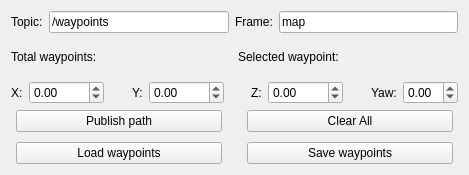
Old version of the form ui/waypoint_plugin.ui in the repository KoKoLates/waypoint-plugin.
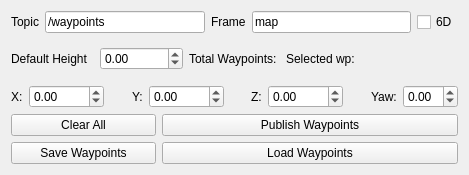
New version of the form.

Commit message: feat: add manifests

The edit to the form file:
```diff
--- a/ui/waypoint_plugin.ui
+++ b/ui/waypoint_plugin.ui
@@ -14,24 +14,94 @@
    <string>Quadrotor Steering</string>
   </property>
   <layout class="QGridLayout" name="gridLayout">
+   <item row="5" column="1" colspan="3">
+    <layout class="QHBoxLayout" name="horizontalLayout_3">
+     <item>
+      <widget class="QLabel" name="label_topic">
+       <property name="text">
+        <string>Topic</string>
+       </property>
+      </widget>
+     </item>
+     <item>
+      <widget class="QLineEdit" name="topic_input">
+       <property name="text">
+        <string>/waypoints</string>
+       </property>
+      </widget>
+     </item>
+     <item>
+      <widget class="QLabel" name="label_frame">
+       <property name="text">
+        <string>Frame</string>
+       </property>
+      </widget>
+     </item>
+     <item>
+      <widget class="QLineEdit" name="frame_input">
+       <property name="text">
+        <string>map</string>
+       </property>
+      </widget>
+     </item>
+     <item>
+      <widget class="QCheckBox" name="sixDcheckBox">
+       <property name="text">
+        <string>6D</string>
+       </property>
+      </widget>
+     </item>
+    </layout>
+   </item>
    <item row="6" column="1" colspan="3">
-    <layout class="QHBoxLayout" name="text_interface">
+    <layout class="QHBoxLayout" name="horizontalLayout_2">
+     <item>
+      <widget class="QLabel" name="wp_height_label">
+       <property name="text">
+        <string>Default Height</string>
+       </property>
+      </widget>
+     </item>
+     <item>
+      <widget class="QDoubleSpinBox" name="height_spinbox">
+       <property name="minimum">
+        <double>-5.000000000000000</double>
+       </property>
+       <property name="singleStep">
+        <double>0.100000000000000</double>
+       </property>
+      </widget>
+     </item>
      <item>
       <widget class="QLabel" name="text_total">
        <property name="text">
-        <string>Total waypoints: </string>
+        <string>Total Waypoints: </string>
        </property>
       </widget>
      </item>
      <item>
       <widget class="QLabel" name="text_selected">
        <property name="text">
-        <string>Selected waypoint: </string>
+        <string>Selected wp: </string>
+       </property>
+      </widget>
+     </item>
+     <item>
+      <widget class="QLabel" name="sel_wp_label">
+       <property name="text">
+        <string/>
        </property>
       </widget>
      </item>
     </layout>
    </item>
+   <item row="10" column="2" colspan="2">
+    <widget class="QPushButton" name="button_load">
+     <property name="text">
+      <string>Load Waypoints</string>
+     </property>
+    </widget>
+   </item>
    <item row="8" column="1" colspan="3">
     <layout class="QHBoxLayout" name="position_interface">
      <item>
@@ -155,84 +225,26 @@
      </item>
     </layout>
    </item>
-   <item row="5" column="1" colspan="3">
-    <layout class="QHBoxLayout" name="topic_interface">
-     <item>
-      <widget class="QLabel" name="topic_label">
-       <property name="text">
-        <string>Topic:</string>
-       </property>
-      </widget>
-     </item>
-     <item>
-      <widget class="QLineEdit" name="topic_input">
-       <property name="text">
-        <string>/waypoints</string>
-       </property>
-      </widget>
-     </item>
-     <item>
-      <widget class="QLabel" name="frame_label">
-       <property name="text">
-        <string>Frame:</string>
-       </property>
-      </widget>
-     </item>
-     <item>
-      <widget class="QLineEdit" name="frame_input">
-       <property name="text">
-        <string>map</string>
-       </property>
-      </widget>
-     </item>
-    </layout>
+   <item row="9" column="1">
+    <widget class="QPushButton" name="button_clear">
+     <property name="text">
+      <string>Clear All</string>
+     </property>
+    </widget>
    </item>
-   <item row="9" column="1" colspan="3">
-    <layout class="QGridLayout" name="button_interface">
-     <property name="leftMargin">
-      <number>5</number>
+   <item row="10" column="1">
+    <widget class="QPushButton" name="button_save">
+     <property name="text">
+      <string>Save Waypoints</string>
      </property>
-     <property name="rightMargin">
-      <number>5</number>
+    </widget>
+   </item>
+   <item row="9" column="2" colspan="2">
+    <widget class="QPushButton" name="button_publish">
+     <property name="text">
+      <string>Publish Waypoints</string>
      </property>
-     <property name="bottomMargin">
-      <number>0</number>
-     </property>
-     <property name="horizontalSpacing">
-      <number>25</number>
-     </property>
-     <property name="verticalSpacing">
-      <number>10</number>
-     </property>
-     <item row="2" column="0">
-      <widget class="QPushButton" name="button_load">
-       <property name="text">
-        <string>Load waypoints</string>
-       </property>
-      </widget>
-     </item>
-     <item row="2" column="1">
-      <widget class="QPushButton" name="button_save">
-       <property name="text">
-        <string>Save waypoints</string>
-       </property>
-      </widget>
-     </item>
-     <item row="0" column="0">
-      <widget class="QPushButton" name="button_publish">
-       <property name="text">
-        <string>Publish path</string>
-       </property>
-      </widget>
-     </item>
-     <item row="0" column="1">
-      <widget class="QPushButton" name="button_clear">
-       <property name="text">
-        <string>Clear All</string>
-       </property>
-      </widget>
-     </item>
-    </layout>
+    </widget>
    </item>
   </layout>
  </widget>
```
Left out of the diff: 8 changed lines with no effect on the pictures. The commit also changes 1 other file.
